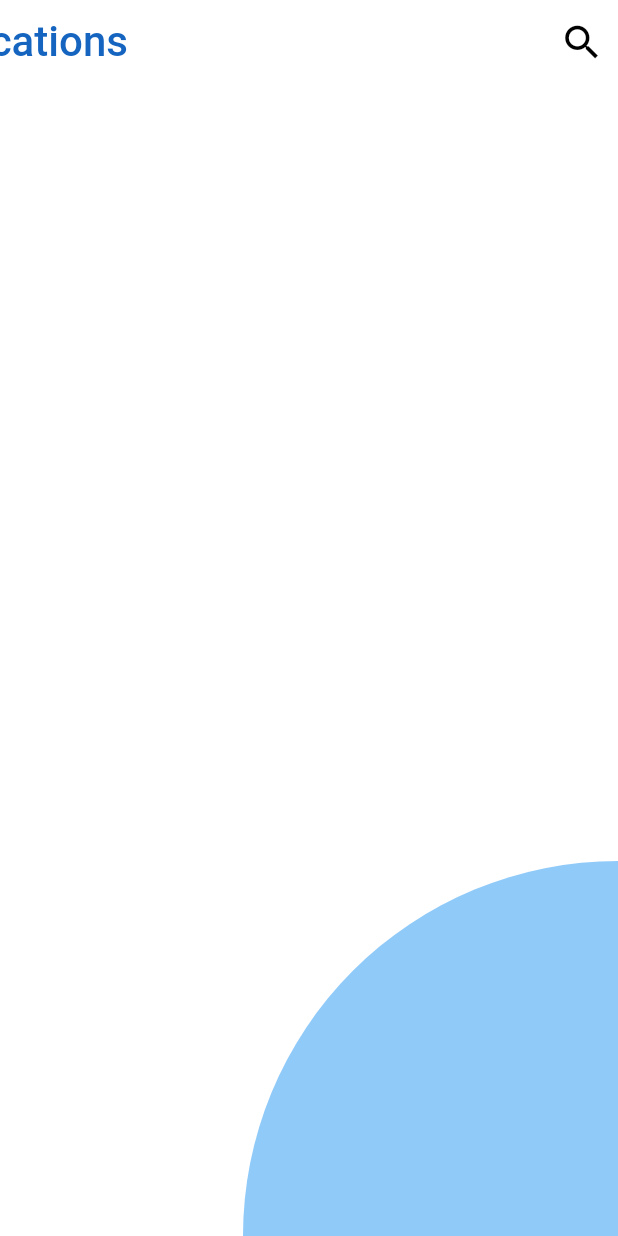
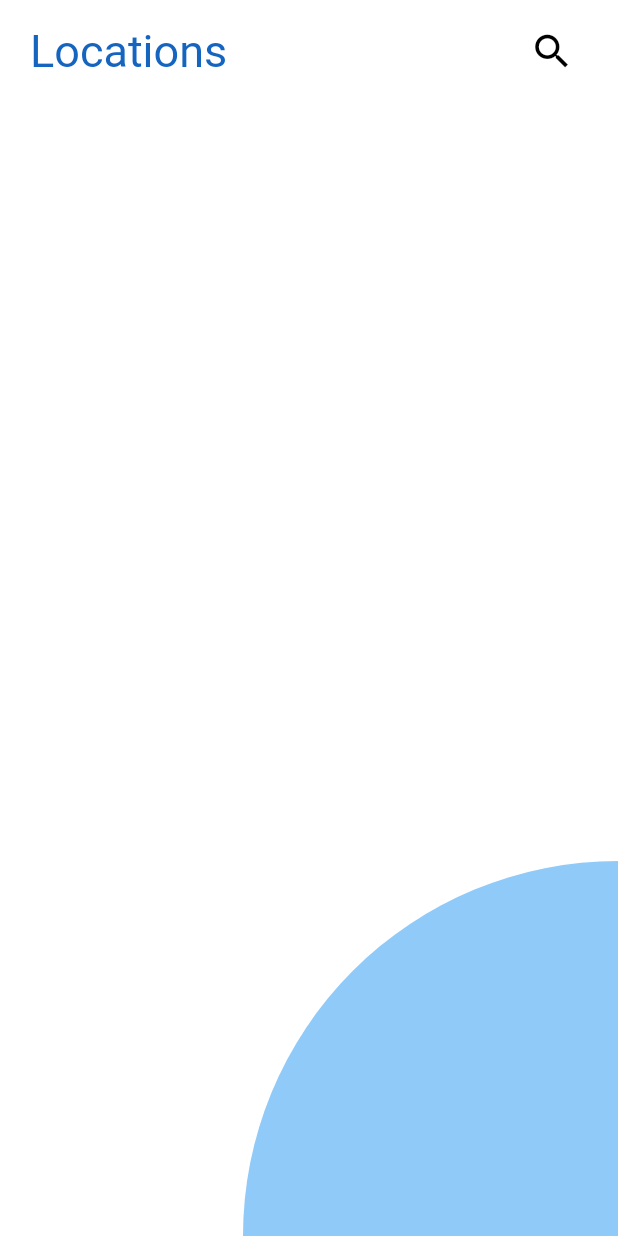
Before and after one commit to EkamSinghPandher/Grab-N-Go-Students, a Flutter app: the ShopScreen screen opened directly, on a phone screen of 412 x 824 dp. Run offline on Flutter 3.47's test engine with Material 2 defaults, Android fonts, the phone set to English and light mode, and no system bars; our stand-ins replace carousel_pro, cloud_firestore, firebase_auth, firebase_messaging, flutter_spinkit, font_awesome_flutter and 1 more; accounts and stored records are empty; generated files the repository leaves out were written again; Roboto replaces fonts that are missing (Montserrat); project files that could hold a hidden picture were left out.

Commit message:
minor bugs

```diff
--- a/StudentApp/lib/main_pages/Shops_Screen/shop_screen.dart
+++ b/StudentApp/lib/main_pages/Shops_Screen/shop_screen.dart
@@ -20,28 +20,43 @@ class _ShopScreenState extends State<ShopScreen> {
     return stud == null
         ? CircularProgressIndicator()
         : Scaffold(
-            appBar: topBar(
-              context,
-              IconButton(
-                icon: Icon(
-                  Icons.search,
-                  color: Colors.black,
-                  size: 30,
-                ),
-                onPressed: () {
-                  showSearch(context: context, delegate: DataSearch(stud.uid));
-                },
-              ),
-              "Locations",
-            ),
             body: CustomPaint(
               painter: ShopBackground(),
               child: SafeArea(
                 child: Column(
                   crossAxisAlignment: CrossAxisAlignment.start,
                   children: [
+                    Padding(
+                      padding:
+                          EdgeInsets.symmetric(horizontal: 20, vertical: 10),
+                      child: Row(
+                        mainAxisAlignment: MainAxisAlignment.spaceBetween,
+                        children: [
+                          Text(
+                            "Locations",
+                            style: TextStyle(
+                              color: Colors.blue.shade800,
+                              fontFamily: 'Montserrat',
+                              fontSize: 30.0,
+                            ),
+                          ),
+                          IconButton(
+                            icon: Icon(
+                              Icons.search,
+                              color: Colors.black,
+                              size: 30,
+                            ),
+                            onPressed: () {
+                              showSearch(
+                                  context: context,
+                                  delegate: DataSearch(stud.uid));
+                            },
+                          ),
+                        ],
+                      ),
+                    ),
                     Container(
-                      height: MediaQuery.of(context).size.height * 0.8,
+                      height: MediaQuery.of(context).size.height * 0.75,
                       child: LocationsList(studentID: stud.uid),
                     )
                   ],
```
Also changed, not shown: StudentApp/pubspec.lock, 1 other file.
